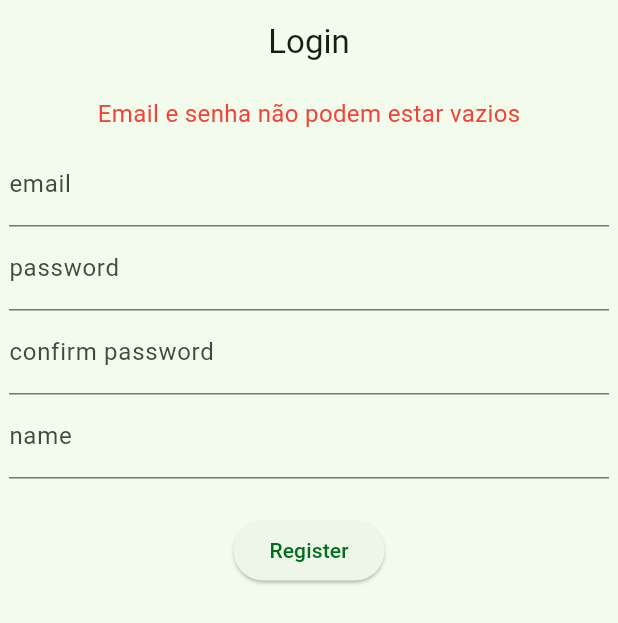
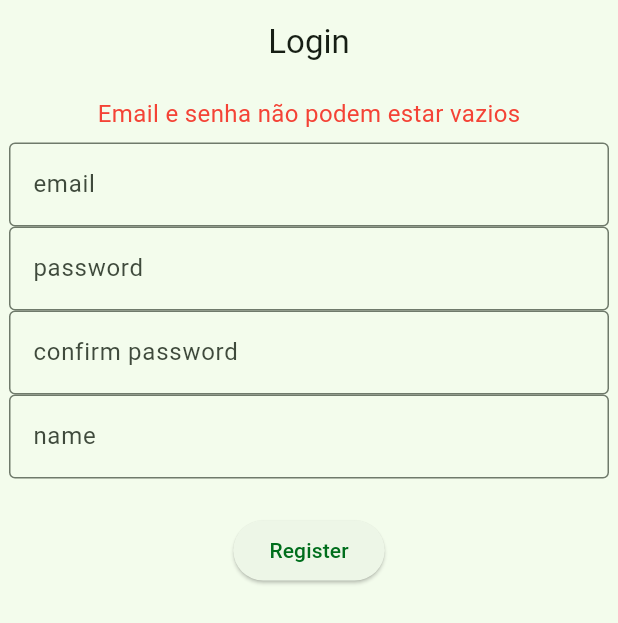
Before and after one commit to Chamonex/PetCare, a Flutter app: the screen it shows after launch, after a tap on "Login", after a tap on "Register", on a phone screen of 412 x 824 dp. Shown: the top 623 px of the screen. Run offline on Flutter 3.47's test engine with Material 3 defaults, Android fonts, the phone set to English and light mode, and no system bars; accounts and stored records are empty.

Commit message:
feat: replace HomeButton with AppButton and implement AppTextField for forms

```diff
--- a/pet_care/lib/pages/home_page.dart
+++ b/pet_care/lib/pages/home_page.dart
@@ -2,7 +2,7 @@ import 'package:flutter/material.dart';
 import 'package:provider/provider.dart';
 
 import '../providers/user_provider.dart';
-import '../widgets/home_button.dart';
+import '../widgets/app_button.dart';
 import '../utils/app_utils.dart';
 
 class HomePage extends StatefulWidget {
@@ -24,30 +24,51 @@ class _HomePageState extends State<HomePage> {
   Widget build(BuildContext context) {
     final userProvider = Provider.of<UserProvider>(context);
     return Scaffold(
-      floatingActionButton: FloatingActionButton(
+      floatingActionButton: AppButton(
+        label: 'Sair',
+        icon: Icons.exit_to_app,
+        filled: false,
+        color: Colors.red,
+        width: 120,
+        height: 48,
         onPressed: () {
           debugPrint('FloatingActionButton pressed');
           userProvider.clearUser();
           changePage(context, 'login');
-        },
-        child: const Icon(Icons.exit_to_app),
+        }
+
       ),
       appBar: AppBar(
         title: Center(child: Text('Bem-vindo, ${userProvider.user?.name}')),
       ),
       body: Center(child: Column(
         children: [
-          HomeButton(
-            icon: const Icon(Icons.home),
+          AppButton(
+            label: 'Home',
+            icon: Icons.home,
             onPressed: () => changePage(context, 'register_pet'),
+            filled: false,
+            color: Colors.green,
+            width: 120,
+            height: 48,
           ),
-          HomeButton(
-            icon: const Icon(Icons.home),
+          AppButton(
+            label: 'Home',
+            icon: Icons.home,
             onPressed: () => changePage(context, 'register_pet'),
+            filled: false,
+            color: Colors.green,
+            width: 120,
+            height: 48,
           ),
-          HomeButton(
-            icon: const Icon(Icons.home),
+          AppButton(
+            label: 'Home',
+            icon: Icons.home,
             onPressed: () => changePage(context, 'register_pet'),
+            filled: false,
+            color: Colors.green,
+            width: 120,
+            height: 48,
           ),
         ],
       )),
--- a/pet_care/lib/pages/register_pet_page.dart
+++ b/pet_care/lib/pages/register_pet_page.dart
@@ -1,5 +1,5 @@
 import 'package:flutter/material.dart';
-import '../widgets/home_button.dart';
+import '../widgets/app_button.dart';
 import '../utils/app_utils.dart';
 
 class RegisterPetPage extends StatefulWidget {
@@ -52,9 +52,14 @@ Future<void> _selectTime(BuildContext context) async {
                   ),
                 ),
                 const SizedBox(height: 24),
-                HomeButton(
-                  icon: const Icon(Icons.home),
+                AppButton(
+                  label: 'Home',
+                  icon: Icons.home,
                   onPressed: () => changePage(context, 'register_pet'),
+                  filled: false,
+                  color: Colors.blue,
+                  width: 120,
+                  height: 48,
                 ),
               ],
             ),
--- /dev/null
+++ b/pet_care/lib/widgets/app_button.dart
@@ -0,0 +1,56 @@
+import 'package:flutter/material.dart';
+
+class AppButton extends StatelessWidget {
+  final String label;
+  final VoidCallback onPressed;
+  final IconData? icon;
+  final bool filled;
+  final Color? color;
+  final double? width;
+  final double? height;
+
+  const AppButton({
+    super.key,
+    required this.label,
+    required this.onPressed,
+    this.icon,
+    this.filled = true,
+    this.color,
+    this.width,
+    this.height,
+  });
+
+  @override
+  Widget build(BuildContext context) {
+    final buttonChild = icon == null
+        ? Text(label)
+        : Row(
+            mainAxisSize: MainAxisSize.min,
+            children: [
+              Icon(icon, size: 20),
+              const SizedBox(width: 8),
+              Text(label),
+            ],
+          );
+    final ButtonStyle style = filled
+        ? ElevatedButton.styleFrom(
+            backgroundColor: color,
+            minimumSize: width != null && height != null ? Size(width!, height!) : null,
+          )
+        : OutlinedButton.styleFrom(
+            foregroundColor: color,
+            minimumSize: width != null && height != null ? Size(width!, height!) : null,
+          );
+    return filled
+        ? ElevatedButton(
+            onPressed: onPressed,
+            style: style,
+            child: buttonChild,
+          )
+        : OutlinedButton(
+            onPressed: onPressed,
+            style: style,
+            child: buttonChild,
+          );
+  }
+}
--- /dev/null
+++ b/pet_care/lib/widgets/app_text_field.dart
@@ -0,0 +1,35 @@
+import 'package:flutter/material.dart';
+
+class AppTextField extends StatelessWidget {
+  final TextEditingController controller;
+  final String label;
+  final String hint;
+  final bool obscureText;
+  final TextInputType? keyboardType;
+  final String? Function(String?)? validator;
+
+  const AppTextField({
+    super.key,
+    required this.controller,
+    required this.label,
+    required this.hint,
+    this.obscureText = false,
+    this.keyboardType,
+    this.validator,
+  });
+
+  @override
+  Widget build(BuildContext context) {
+    return TextFormField(
+      controller: controller,
+      decoration: InputDecoration(
+        labelText: label,
+        hintText: hint,
+        border: const OutlineInputBorder(),
+      ),
+      obscureText: obscureText,
+      keyboardType: keyboardType,
+      validator: validator,
+    );
+  }
+}
--- a/pet_care/lib/widgets/login_form.dart
+++ b/pet_care/lib/widgets/login_form.dart
@@ -1,4 +1,6 @@
 import 'package:flutter/material.dart';
+import 'app_button.dart';
+import 'app_text_field.dart';
 
 class LoginForm extends StatelessWidget {
   final TextEditingController emailController;
@@ -19,26 +21,21 @@ class LoginForm extends StatelessWidget {
     return Form(
       child: Column(
         children: [
-          TextFormField(
+          AppTextField(
             controller: emailController,
-            decoration: const InputDecoration(
-              labelText: 'email',
-              hintText: 'Enter your username',
-            ),
+            label: 'email',
+            hint: 'Enter your username',
           ),
-          TextFormField(
+          AppTextField(
             controller: passwordController,
-            decoration: const InputDecoration(
-              labelText: 'password',
-              hintText: 'Enter your password',
-            ),
+            label: 'password',
+            hint: 'Enter your password',
             obscureText: true,
           ),
           const SizedBox(height: 24),
-          ElevatedButton(onPressed: onSubmit, child: const Text('Login')),
+          AppButton(label: 'Login', onPressed: onSubmit),
           const SizedBox(height: 24),
-          ElevatedButton(onPressed: changeToRegister, child: const Text('Register')),
-
+          AppButton(label: 'Register', onPressed: changeToRegister),
         ],
       ),
     );
--- a/pet_care/lib/widgets/register_form.dart
+++ b/pet_care/lib/widgets/register_form.dart
@@ -1,4 +1,6 @@
 import 'package:flutter/material.dart';
+import 'app_button.dart';
+import 'app_text_field.dart';
 
 class RegisterForm extends StatelessWidget {
   final TextEditingController emailController;
@@ -21,41 +23,30 @@ class RegisterForm extends StatelessWidget {
     return Form(
       child: Column(
         children: [
-          TextFormField(
+          AppTextField(
             controller: emailController,
-            decoration: const InputDecoration(
-              labelText: 'email',
-              hintText: 'Enter your username',
-            ),
+            label: 'email',
+            hint: 'Enter your username',
           ),
-          TextFormField(
+          AppTextField(
             controller: passwordController,
-            decoration: const InputDecoration(
-              labelText: 'password',
-              hintText: 'Enter your password',
-            ),
+            label: 'password',
+            hint: 'Enter your password',
             obscureText: true,
           ),
-          TextFormField(
+          AppTextField(
             controller: confirmPasswordController,
-            decoration: const InputDecoration(
-              labelText: 'confirm password',
-              hintText: 'confirm your password',
-            ),
+            label: 'confirm password',
+            hint: 'confirm your password',
             obscureText: true,
           ),
-          TextFormField(
+          AppTextField(
             controller: nameController,
-            decoration: const InputDecoration(
-              labelText: 'name',
-              hintText: 'Enter your name',
-            ),
+            label: 'name',
+            hint: 'Enter your name',
           ),
           const SizedBox(height: 24),
-          ElevatedButton(
-            onPressed: onSubmit,
-            child: const Text('Register'),
-          ),
+          AppButton(label: 'Register', onPressed: onSubmit),
         ],
       ),
     );
```
Also changed, not shown: pet_care/lib/utils.dart (deleted).
